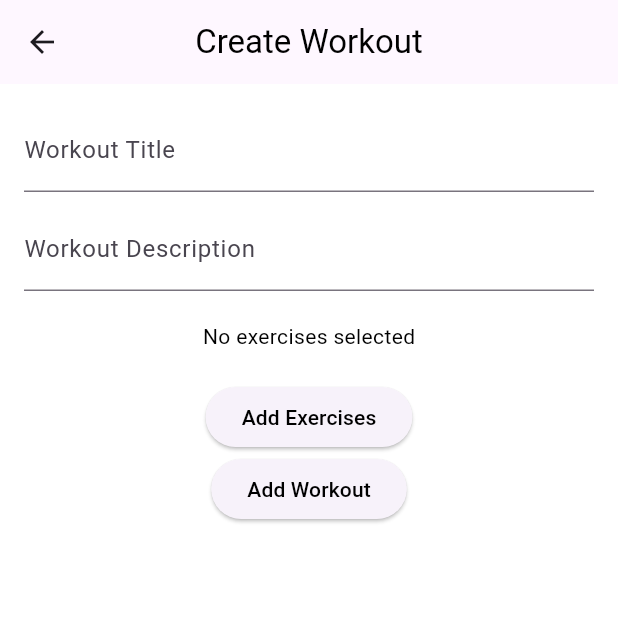
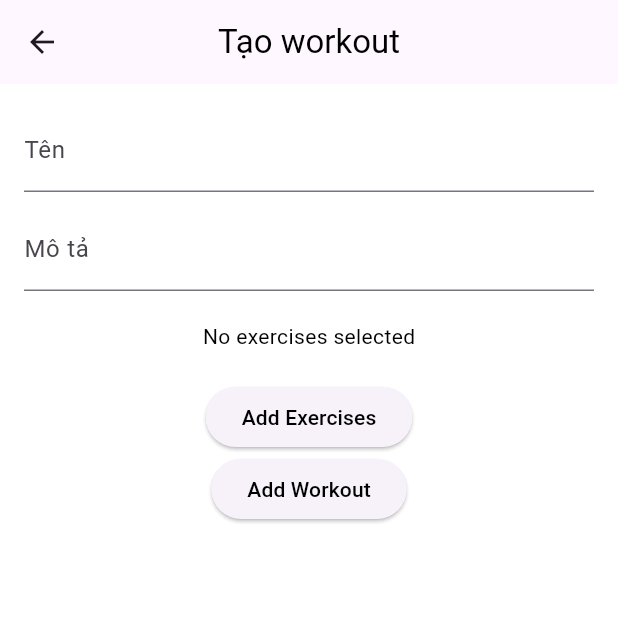
Before and after one commit to lebao0112/apptapgymtainha, a Flutter app: the CreateWorkoutScreen screen opened directly, on a phone screen of 412 x 824 dp, the top half of it. Run offline on Flutter 3.47's test engine with Material 3 defaults, Android fonts, the light colour scheme and no system bars; our stand-ins replace cached_network_image, camera, carousel_slider, connectivity_plus, firebase_auth, firebase_core and 19 more; missing offline and left inert: dart_openai, flutter_facebook_auth, onesignal_flutter, pedometer_2; accounts and stored records are empty; network calls fail.

```diff
--- a/mobile/lib/screen/authentication/register_screen.dart
+++ b/mobile/lib/screen/authentication/register_screen.dart
@@ -133,7 +133,7 @@ class _RegisterScreenState extends State<RegisterScreen> {
                   controller: _nameController,
                   decoration: const InputDecoration(
                     border: OutlineInputBorder(),
-                    labelText: 'Username',
+                    labelText: 'Tên tài khoản',
                   ),
                   validator: (value) {
                     if (value == null || value.isEmpty) {
@@ -225,7 +225,7 @@ class _RegisterScreenState extends State<RegisterScreen> {
                             _selectedDate == null
                                 ? 'Chọn ngày sinh'
                                 : 'Ngày sinh: ${_selectedDate.day}/${_selectedDate.month}/${_selectedDate.year}',
-                            style: TextStyle(color: Colors.black),
+                            style: TextStyle(color: Theme.of(context).textTheme.bodyLarge?.color),
                           ),
                         ),
                       ),
--- a/mobile/lib/screen/createworkout_screen.dart
+++ b/mobile/lib/screen/createworkout_screen.dart
@@ -25,7 +25,7 @@ class _CreateWorkoutScreenState extends State<CreateWorkoutScreen> {
         if (existingWorkouts
             .any((workout) => workout['Title'] == _titleController.text)) {
           ScaffoldMessenger.of(context).showSnackBar(
-            SnackBar(content: Text('Workout title already exists')),
+            SnackBar(content: Text('Tên workout này đã tồn tại')),
           );
           return;
         }
@@ -115,7 +115,7 @@ class _CreateWorkoutScreenState extends State<CreateWorkoutScreen> {
       appBar: AppBar(
         title: Text(
           style: TextStyle(color: Theme.of(context).textTheme.bodyLarge?.color),
-          'Create Workout',
+          'Tạo workout',
         ),
         centerTitle: true,
       ),
@@ -130,7 +130,7 @@ class _CreateWorkoutScreenState extends State<CreateWorkoutScreen> {
                 TextFormField(
                   style: TextStyle(color: Theme.of(context).textTheme.bodyLarge?.color),
                   controller: _titleController,
-                  decoration: InputDecoration(labelText: "Workout Title"),
+                  decoration: InputDecoration(labelText: "Tên"),
                   validator: (value) {
                     if (value == null || value.isEmpty) {
                       return 'Please enter a title';
@@ -142,7 +142,7 @@ class _CreateWorkoutScreenState extends State<CreateWorkoutScreen> {
                 TextFormField(
                   style: TextStyle(color: Theme.of(context).textTheme.bodyLarge?.color),
                   controller: _descriptionController,
-                  decoration: InputDecoration(labelText: "Workout Description"),
+                  decoration: InputDecoration(labelText: "Mô tả"),
                   validator: (value) {
                     if (value == null || value.isEmpty) {
                       return 'Please enter a description';
@@ -279,7 +279,7 @@ class _CreateWorkoutScreenState extends State<CreateWorkoutScreen> {
   Widget _buildDurationPicker(int index) {
     return Column(
       children: [
-        Text("Duration"),
+        Text("Thời gian"),
         Row(
           mainAxisAlignment: MainAxisAlignment.center,
           children: [
--- a/mobile/lib/screen/exercise_sequence/exercise_timer_screen.dart
+++ b/mobile/lib/screen/exercise_sequence/exercise_timer_screen.dart
@@ -96,7 +96,8 @@ class _ExerciseTimerScreenState extends State<ExerciseTimerScreen> {
       body: Column(
         mainAxisAlignment: MainAxisAlignment.spaceBetween,
         children: [
-          Column(
+          SingleChildScrollView(
+            child: Column(
               children: [
                 Container(
                   margin: const EdgeInsets.only(left: 30, right: 30, bottom: 5),
@@ -132,7 +133,7 @@ class _ExerciseTimerScreenState extends State<ExerciseTimerScreen> {
                         mainAxisAlignment: MainAxisAlignment.center,
                         children: [
                           Text(
-                          'Exercises ${currentExerciseIndex+1}/$exerciseLength',
+                            'Động tác ${currentExerciseIndex+1}/$exerciseLength',
                             style: TextStyle(
                               color: Colors.black,
                               fontWeight: FontWeight.bold,
@@ -184,6 +185,7 @@ class _ExerciseTimerScreenState extends State<ExerciseTimerScreen> {
                   ],
                 ),
               ],
+            ),
           ),
 
           SizedBox(height: 100),
--- a/mobile/lib/screen/forum/comment_button.dart
+++ b/mobile/lib/screen/forum/comment_button.dart
@@ -4,8 +4,9 @@ import 'package:flutter/material.dart';
 
 class CommentButton extends StatefulWidget {
   final String postId;
+  final int commentCount;
 
-  const CommentButton({super.key, required this.postId});
+  const CommentButton({super.key, required this.postId, required this.commentCount});
 
   @override
   State<CommentButton> createState() => _CommentButtonState();
@@ -13,6 +14,7 @@ class CommentButton extends StatefulWidget {
 
 class _CommentButtonState extends State<CommentButton> {
   late String postId = widget.postId;
+  late int commentCount = widget.commentCount;
   @override
   void initState() {
     super.initState();
@@ -37,7 +39,7 @@ class _CommentButtonState extends State<CommentButton> {
           icon:  Icon(Icons.comment_bank_outlined, color: Theme.of(context).textTheme.bodyLarge?.color),
         ),
         Text(
-          '3',
+          commentCount.toString(),
           style: TextStyle(color: Theme.of(context).textTheme.bodyLarge?.color, fontSize: 14),
         ),
       ],
--- a/mobile/lib/screen/forum/post_widget.dart
+++ b/mobile/lib/screen/forum/post_widget.dart
@@ -139,7 +139,7 @@ class PostWidget extends StatelessWidget {
                 mainAxisAlignment: MainAxisAlignment.spaceAround,
                 children: [
                   LikeButton(postId: post["_id"], likeCount: post["Likes"], isLiked: post["isLiked"]),
-                  CommentButton(postId: post["_id"])
+                  CommentButton(postId: post["_id"], commentCount: post["Comments"])
                 ],
               )
             ],
--- a/mobile/lib/screen/workout_calenda_screen.dart
+++ b/mobile/lib/screen/workout_calenda_screen.dart
@@ -220,7 +220,7 @@ class _WorkoutCalendarScreenState extends State<WorkoutCalendarScreen> {
               ],
             ),
             trailing: IconButton(
-              icon: const Icon(Icons.access_time),
+              icon: const Icon(Icons.access_time, color: Colors.orange),
               onPressed: () => _pickTime(day),
             ),
           );
@@ -229,6 +229,7 @@ class _WorkoutCalendarScreenState extends State<WorkoutCalendarScreen> {
       floatingActionButton: FloatingActionButton(
         onPressed: _saveAndScheduleNotifications,
         child: const Icon(Icons.save),
+        backgroundColor: Colors.orange,
       ),
     );
   }
--- a/mobile/lib/service/api_config.dart
+++ b/mobile/lib/service/api_config.dart
@@ -1,3 +1,3 @@
 class ApiConfig {
-  static const String baseUrl = 'http://192.168.1.156:3000';
+  static const String baseUrl = 'http://192.168.1.157:3000';
 }
```
Also changed, not shown: mobile/lib/screen/forum/like_button.dart (+0 -12 lines), 6 other files. Lines whose indentation alone changed are shown as unchanged.
